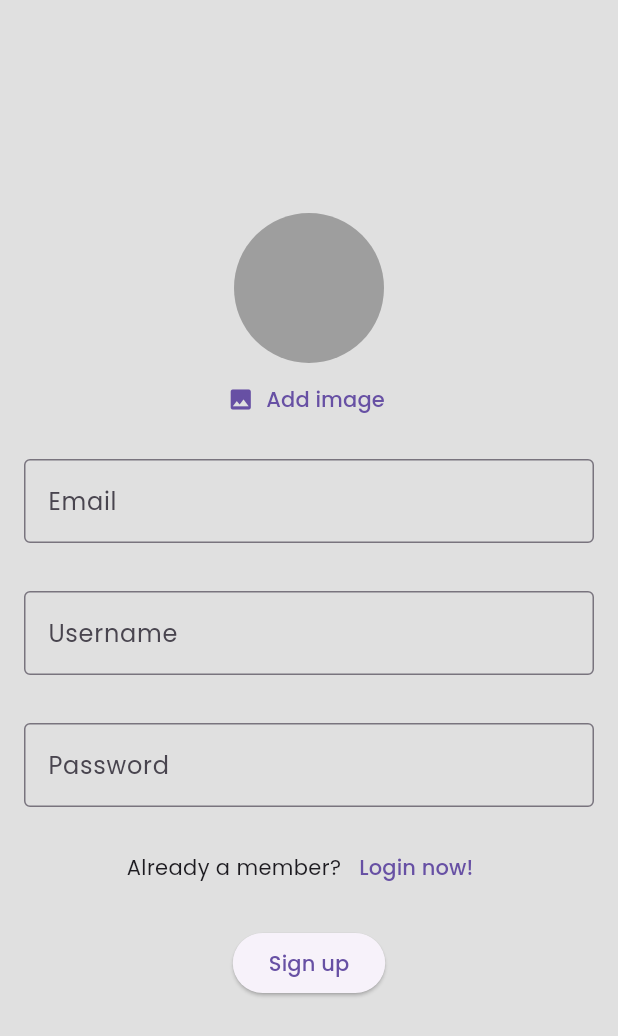
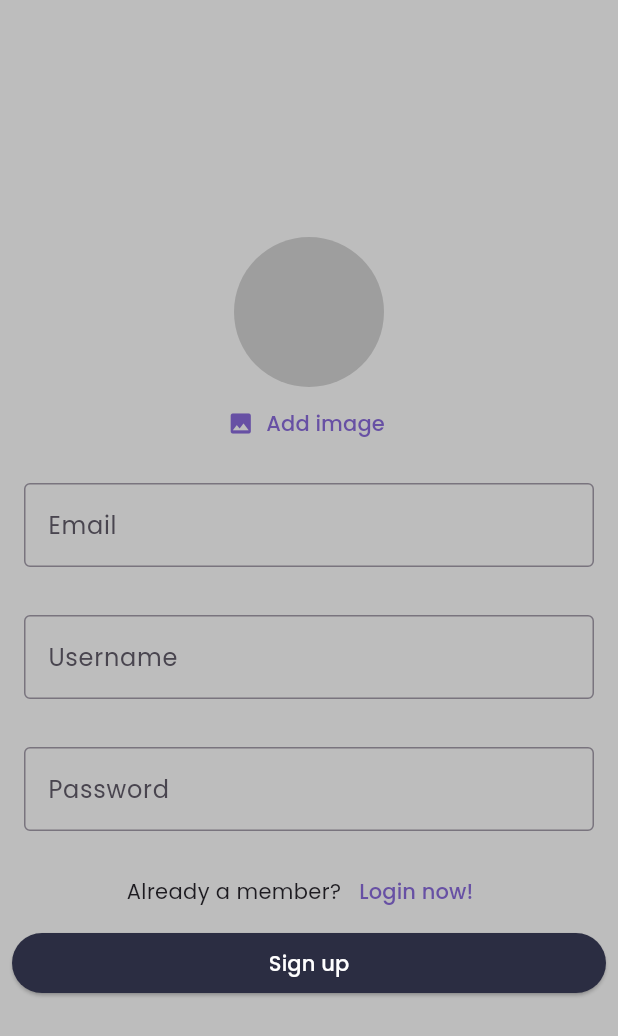
Before and after one commit to Icarus-conf/write-it-down-app, a Flutter app: the screen it shows after launch, after a tap on "Login", after a tap on "Register now!", on a phone screen of 412 x 824 dp. Shown: the top 1036 px of the screen. Run offline on Flutter 3.47's test engine with Material 3 defaults, Android fonts, the phone set to English and light mode, and no system bars; our stand-ins replace adaptive_theme, cloud_firestore, date_picker_timeline, firebase_auth, firebase_core, firebase_storage and 3 more; accounts and stored records are empty; generated files the repository leaves out were written again.

Commit message:
adding adaptive theme package to toggle between themes and save state

```diff
--- a/lib/main.dart
+++ b/lib/main.dart
@@ -1,3 +1,4 @@
+import 'package:adaptive_theme/adaptive_theme.dart';
 import 'package:firebase_core/firebase_core.dart';
 import 'package:flutter/material.dart';
 import 'package:provider/provider.dart';
@@ -8,10 +9,13 @@ import 'package:todo_c10_sat_route/provider.dart/my_provider.dart';
 void main() async {
   WidgetsFlutterBinding.ensureInitialized();
   await Firebase.initializeApp(options: DefaultFirebaseOptions.currentPlatform);
+  final savedThemeMode = await AdaptiveTheme.getThemeMode();
   runApp(
     ChangeNotifierProvider(
-      create: (context) => MyProvider()..initUser(),
-      child: const MyApp(),
+      create: (context) => MyProvider(),
+      child: MyApp(
+        savedThemeMode: savedThemeMode,
+      ),
     ),
   );
 }
--- a/lib/my_app.dart
+++ b/lib/my_app.dart
@@ -1,3 +1,4 @@
+import 'package:adaptive_theme/adaptive_theme.dart';
 import 'package:flutter/material.dart';
 import 'package:provider/provider.dart';
 import 'package:todo_c10_sat_route/pages/auth/login_or_register.dart';
@@ -12,11 +13,16 @@ import 'package:todo_c10_sat_route/theme/theme.dart';
 import 'package:todo_c10_sat_route/widgets/edit_task.dart';
 
 class MyApp extends StatelessWidget {
-  const MyApp({super.key});
-
+  const MyApp({super.key, required this.savedThemeMode});
+  final AdaptiveThemeMode? savedThemeMode;
   @override
   Widget build(BuildContext context) {
     var auth = Provider.of<MyProvider>(context);
+    return AdaptiveTheme(
+        light: AppThemes.lightMode,
+        dark: AppThemes.darkMode,
+        initial: savedThemeMode ?? AdaptiveThemeMode.light,
+        builder: (theme, darkTheme) {
           return MaterialApp(
             localizationsDelegates: AppLocalizations.localizationsDelegates,
             supportedLocales: AppLocalizations.supportedLocales,
@@ -25,8 +31,8 @@ class MyApp extends StatelessWidget {
                 ? HomePage.routeName
                 : LoginOrRegister.routeName,
             locale: Locale(Provider.of<MyProvider>(context).locale),
-      theme: Provider.of<MyProvider>(context).themeData,
-      darkTheme: AppThemes.darkMode,
+            theme: theme,
+            darkTheme: darkTheme,
             routes: {
               HomePage.routeName: (context) => const HomePage(),
               TasksTab.routeName: (context) => const TasksTab(),
@@ -37,5 +43,6 @@ class MyApp extends StatelessWidget {
               EditTask.routeName: (context) => const EditTask(),
             },
           );
+        });
   }
 }
--- a/lib/pages/auth/pages/login_page.dart
+++ b/lib/pages/auth/pages/login_page.dart
@@ -1,5 +1,7 @@
 import 'package:flutter/material.dart';
+import 'package:flutter/widgets.dart';
 import 'package:provider/provider.dart';
+import 'package:todo_c10_sat_route/components/app_colors.dart';
 import 'package:todo_c10_sat_route/firebase_functions.dart';
 import 'package:todo_c10_sat_route/pages/home_page.dart';
 import 'package:todo_c10_sat_route/provider.dart/my_provider.dart';
@@ -16,6 +18,7 @@ class LoginPage extends StatelessWidget {
   Widget build(BuildContext context) {
     var auth = Provider.of<MyProvider>(context);
     return Scaffold(
+      backgroundColor: Colors.grey[400],
       body: Form(
         key: _formKey,
         child: Padding(
@@ -65,11 +68,12 @@ class LoginPage extends StatelessWidget {
                   ),
                 ],
               ),
-              Padding(
-                padding:
-                    const EdgeInsets.symmetric(horizontal: 8, vertical: 16.0),
-                child: Center(
+              SizedBox(
+                width: double.infinity,
                 child: ElevatedButton(
+                  style: ElevatedButton.styleFrom(
+                    backgroundColor: AppColors.primaryColor,
+                  ),
                   onPressed: () {
                     if (_formKey.currentState!.validate()) {
                       FirebaseFunctions.login(
@@ -103,7 +107,9 @@ class LoginPage extends StatelessWidget {
                       );
                     }
                   },
-                    child: const Text('Login'),
+                  child: const Text(
+                    'Login',
+                    style: TextStyle(color: Colors.white),
                   ),
                 ),
               ),
--- a/lib/pages/auth/pages/register_page.dart
+++ b/lib/pages/auth/pages/register_page.dart
@@ -1,6 +1,7 @@
 import 'dart:io';
 
 import 'package:flutter/material.dart';
+import 'package:todo_c10_sat_route/components/app_colors.dart';
 import 'package:todo_c10_sat_route/firebase_functions.dart';
 import 'package:todo_c10_sat_route/pages/home_page.dart';
 import 'package:todo_c10_sat_route/widgets/user_image_picker.dart';
@@ -32,6 +33,7 @@ class _RegisterPageState extends State<RegisterPage> {
   @override
   Widget build(BuildContext context) {
     return Scaffold(
+      backgroundColor: Colors.grey[400],
       body: Form(
         key: _formKey,
         child: Padding(
@@ -99,11 +101,12 @@ class _RegisterPageState extends State<RegisterPage> {
                   ),
                 ],
               ),
-              Padding(
-                padding:
-                    const EdgeInsets.symmetric(horizontal: 8, vertical: 16.0),
-                child: Center(
+              SizedBox(
+                width: double.infinity,
                 child: ElevatedButton(
+                  style: ElevatedButton.styleFrom(
+                    backgroundColor: AppColors.primaryColor,
+                  ),
                   onPressed: () {
                     if (_formKey.currentState!.validate()) {
                       FirebaseFunctions.createAccount(
@@ -112,8 +115,8 @@ class _RegisterPageState extends State<RegisterPage> {
                           userName: usernameController.text,
                           image: File(userImageFile!.path),
                           onSuccess: () {
-                              Navigator.pushNamedAndRemoveUntil(context,
-                                  HomePage.routeName, (route) => false);
+                            Navigator.pushNamedAndRemoveUntil(
+                                context, HomePage.routeName, (route) => false);
                           },
                           onError: (error) {
                             showDialog(
@@ -141,7 +144,9 @@ class _RegisterPageState extends State<RegisterPage> {
                       );
                     }
                   },
-                    child: const Text('Sign up'),
+                  child: const Text(
+                    'Sign up',
+                    style: TextStyle(color: Colors.white),
                   ),
                 ),
               ),
--- a/lib/pages/home_page.dart
+++ b/lib/pages/home_page.dart
@@ -2,7 +2,7 @@ import 'package:flutter/material.dart';
 import 'package:provider/provider.dart';
 import 'package:todo_c10_sat_route/components/app_colors.dart';
 import 'package:todo_c10_sat_route/firebase_functions.dart';
-import 'package:todo_c10_sat_route/pages/auth/pages/login_page.dart';
+import 'package:todo_c10_sat_route/pages/auth/login_or_register.dart';
 
 import 'package:todo_c10_sat_route/pages/tabs/settings_tab.dart';
 import 'package:todo_c10_sat_route/pages/tabs/tasks_tab.dart';
@@ -103,7 +103,7 @@ class _HomePageState extends State<HomePage> {
               title: const Text('Logout'),
               onTap: () {
                 FirebaseFunctions.logOut();
-                Navigator.pushNamed(context, LoginPage.routeName);
+                Navigator.pushNamed(context, LoginOrRegister.routeName);
               },
             ),
           ],
--- a/lib/pages/tabs/settings_tab.dart
+++ b/lib/pages/tabs/settings_tab.dart
@@ -1,9 +1,9 @@
+import 'package:adaptive_theme/adaptive_theme.dart';
 import 'package:flutter/material.dart';
 import 'package:provider/provider.dart';
 import 'package:todo_c10_sat_route/firebase_functions.dart';
 import 'package:todo_c10_sat_route/pages/auth/login_or_register.dart';
 import 'package:todo_c10_sat_route/provider.dart/my_provider.dart';
-import 'package:todo_c10_sat_route/theme/theme.dart';
 
 class SettingsView extends StatefulWidget {
   static const String routeName = 'SettingsView';
@@ -88,12 +88,12 @@ class _SettingsViewState extends State<SettingsView> {
                 items: [
                   DropdownMenuItem(
                     value: 0,
-                    onTap: () => provider.changeTheme(AppThemes.lightMode),
+                    onTap: () => AdaptiveTheme.of(context).setLight(),
                     child: const Text('Light'),
                   ),
                   DropdownMenuItem(
                     value: 1,
-                    onTap: () => provider.changeTheme(AppThemes.darkMode),
+                    onTap: () => AdaptiveTheme.of(context).setDark(),
                     child: const Text('Dark'),
                   ),
                 ],
--- a/pubspec.yaml
+++ b/pubspec.yaml
@@ -47,6 +47,7 @@ dependencies:
   firebase_storage: ^11.7.4
   google_fonts: ^6.2.1
   shared_preferences: ^2.2.3
+  adaptive_theme: ^3.6.0
 
 dev_dependencies:
   flutter_test:
```
Also changed, not shown: pubspec.lock, 85 other files. Lines whose indentation alone changed are shown as unchanged.
